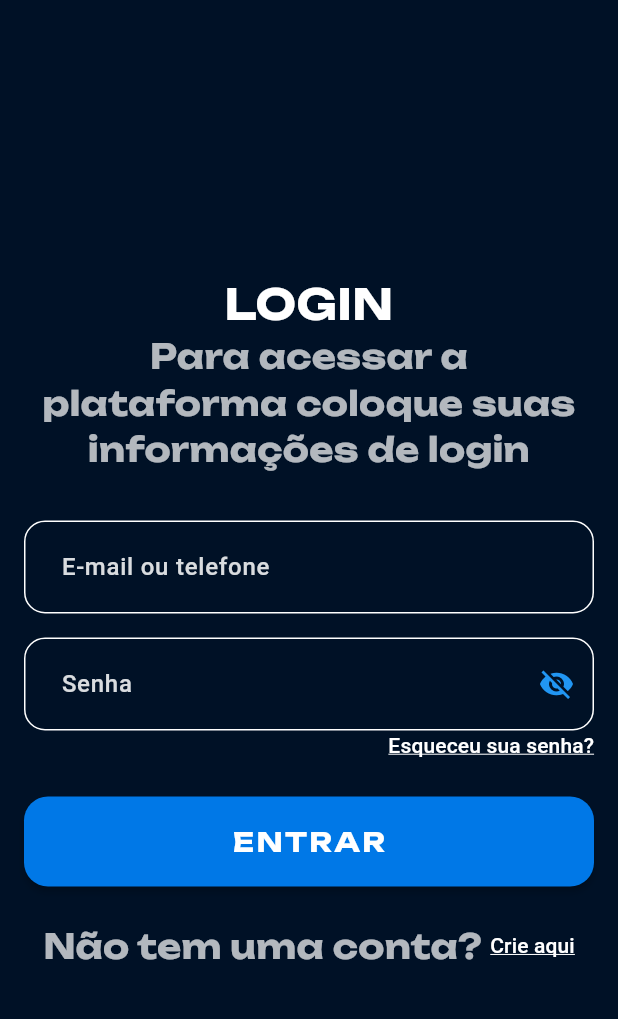
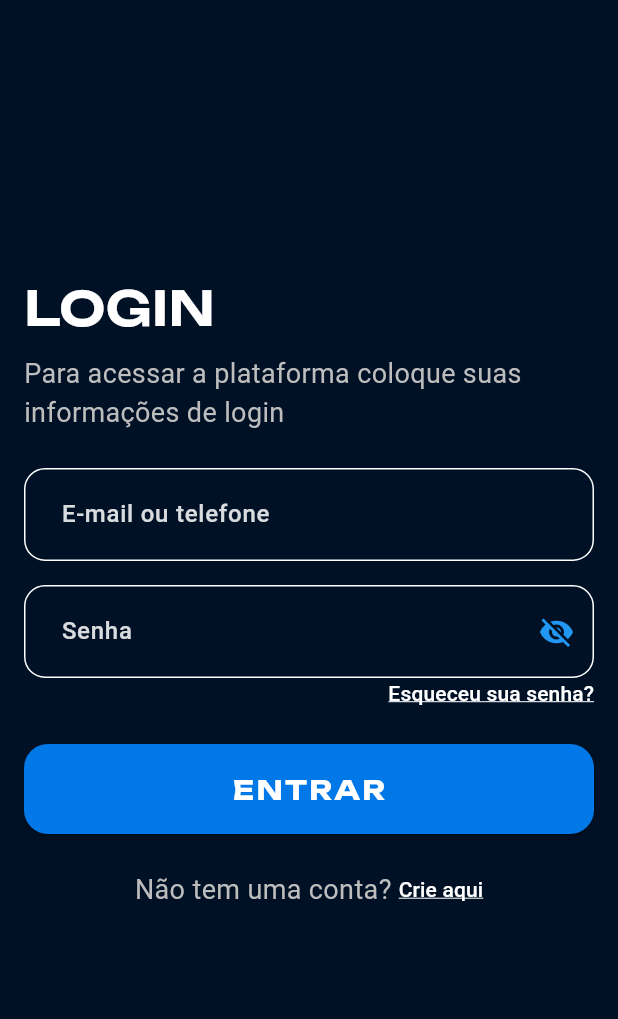
Before and after one commit to lucaspincho/Futsallink, a Flutter app: the screen it shows after launch, on a phone screen of 412 x 824 dp, the part 153-1172 px from its top. Run offline on Flutter 3.47's test engine with Material 3 defaults, Android fonts, the phone set to English and light mode, and no system bars; our stand-ins replace bloc, cloud_firestore, country_picker, dartz, equatable, firebase_auth and 12 more; accounts and stored records are empty; project files that could hold a hidden picture were left out.

Commit message:
fix: login page links

```diff
--- a/apps/futsallink_player/lib/features/auth/presentation/pages/login_page.dart
+++ b/apps/futsallink_player/lib/features/auth/presentation/pages/login_page.dart
@@ -169,21 +169,32 @@ class _LoginPageState extends State<LoginPage> {
                     const SizedBox(height: FutsallinkSpacing.lg),
                     const CustomLogoHeader(),
                     const SizedBox(height: FutsallinkSpacing.xl),
-                    Text(
-                      'LOGIN',
-                      style: FutsallinkTypography.headline1.copyWith(
-                        color: Colors.white,
+
+                    // Título personalizado para a tela de login (maior e alinhado à esquerda)
+                    Padding(
+                      padding: const EdgeInsets.only(bottom: 8.0),
+                      child: Text(
+                        'LOGIN',
+                        style: const TextStyle(
+                          fontFamily: 'Unbounded',
+                          fontSize: 32, // Tamanho maior que o padrão
+                          fontWeight: FontWeight.w600,
+                          color: Colors.white,
+                        ),
+                        textAlign: TextAlign.left,
                       ),
-                      textAlign: TextAlign.center,
                     ),
-                    Text(
-                      'Para acessar a plataforma coloque suas informações de login',
-                      style: FutsallinkTypography.headline2.copyWith(
-                        color: Colors.white70,
+
+                    // Subtítulo personalizado para a tela de login (alinhado à esquerda)
+                    Padding(
+                      padding: const EdgeInsets.only(bottom: 24.0),
+                      child: Text(
+                        'Para acessar a plataforma coloque suas informações de login',
+                        style: TextStyle(fontSize: 18, color: Colors.grey[400]),
+                        textAlign: TextAlign.left,
                       ),
-                      textAlign: TextAlign.center,
                     ),
-                    const SizedBox(height: FutsallinkSpacing.xl),
+
                     CustomTextField(
                       controller: _emailController,
                       hintText: 'E-mail ou telefone',
@@ -251,9 +262,7 @@ class _LoginPageState extends State<LoginPage> {
                       children: [
                         Text(
                           'Não tem uma conta? ',
-                          style: FutsallinkTypography.headline2.copyWith(
-                            color: Colors.white70,
-                          ),
+                          style: TextStyle(fontSize: 18, color: Colors.grey[400]),
                         ),
                         CustomLink(
                           text: 'Crie aqui',
--- a/packages/futsallink_ui/lib/components/text/subtitle_text.dart
+++ b/packages/futsallink_ui/lib/components/text/subtitle_text.dart
@@ -12,7 +12,7 @@ class SubtitleText extends StatelessWidget {
       child: Text(
         text,
         style: TextStyle(fontSize: 18, color: Colors.grey[400]),
-        textAlign: TextAlign.center, // Para manter alinhado como nos seus designs
+        textAlign: TextAlign.center, // Revertido para centralizado
       ),
     );
   }
```
Also changed, not shown: 4 other files.
